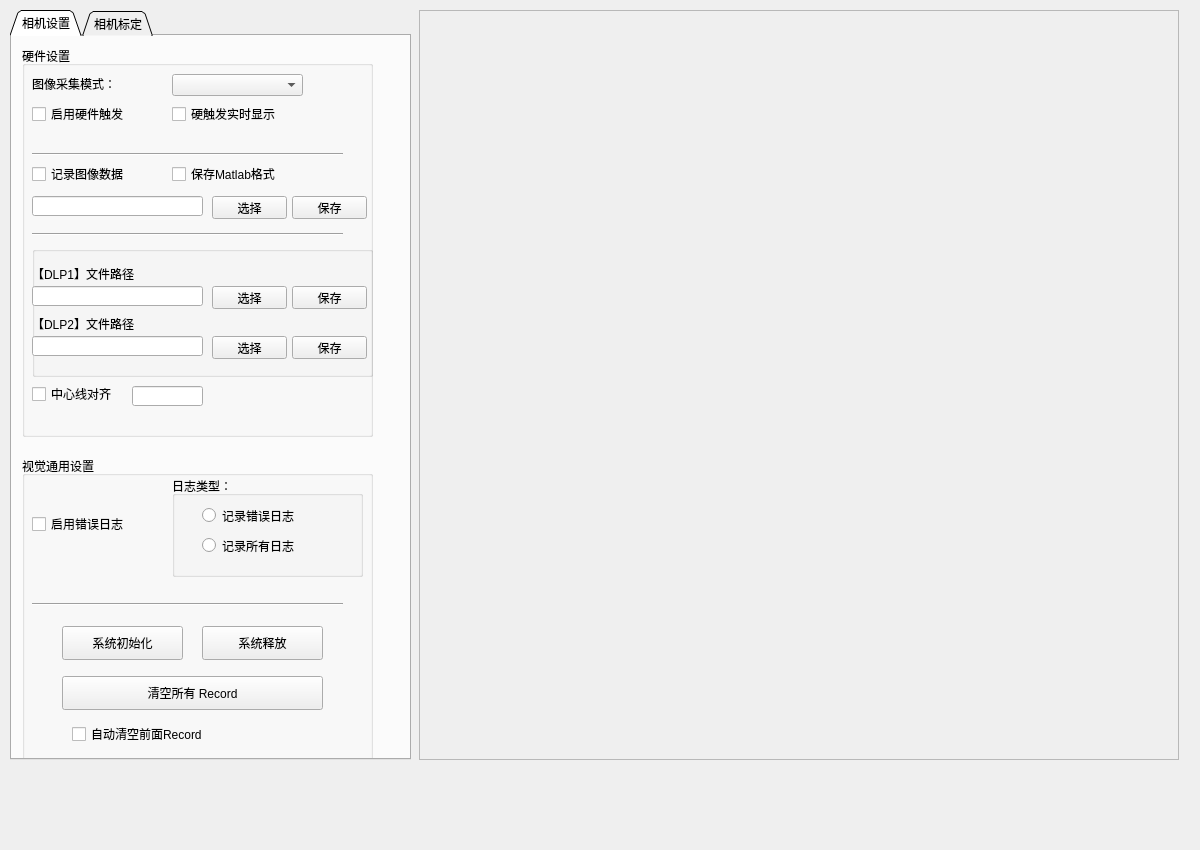
This is CarameModel/CameraSetting.ui in chuandongxu/AOI as Qt 5 draws it before an edit. The edited form follows.
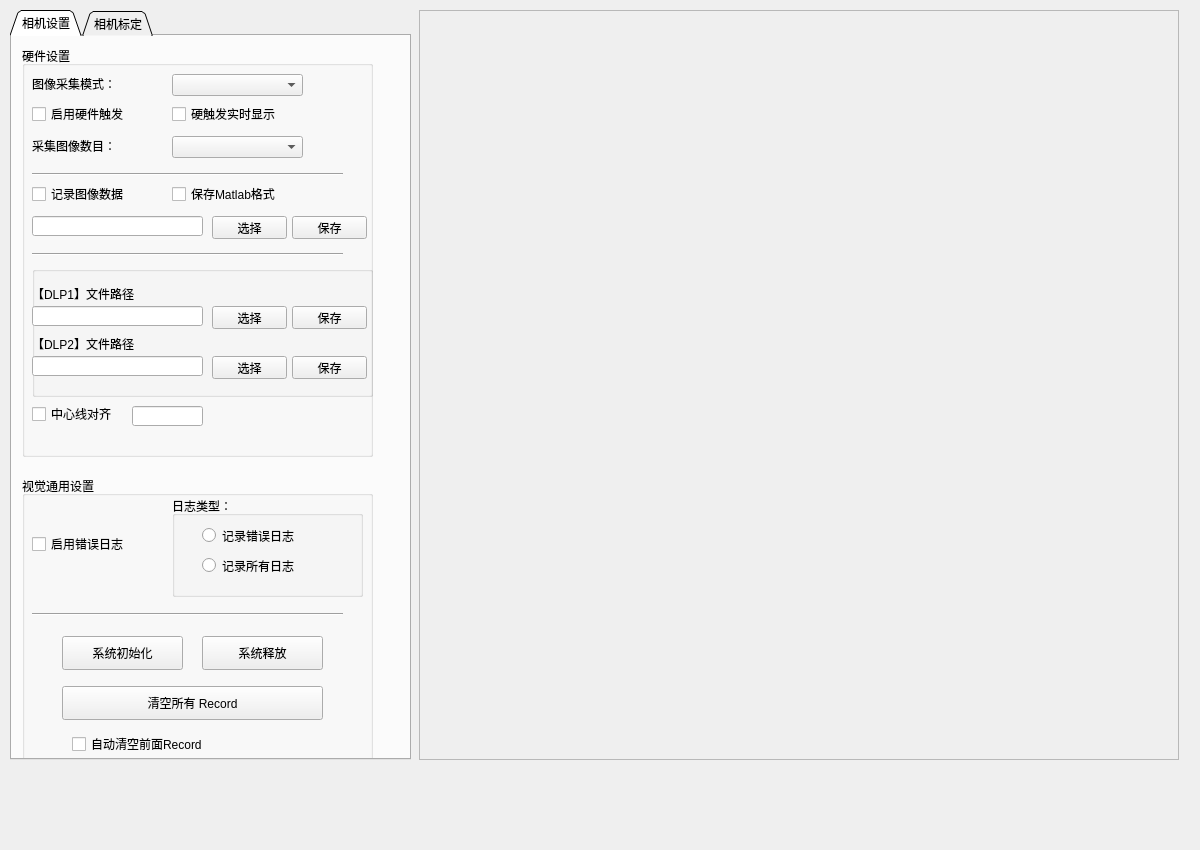
This is the edited form.

```diff
--- a/CarameModel/CameraSetting.ui
+++ b/CarameModel/CameraSetting.ui
@@ -41,7 +41,7 @@
        <x>10</x>
        <y>10</y>
        <width>351</width>
-       <height>391</height>
+       <height>411</height>
       </rect>
      </property>
      <property name="title">
@@ -64,7 +64,7 @@
       <property name="geometry">
        <rect>
         <x>10</x>
-        <y>150</y>
+        <y>170</y>
         <width>171</width>
         <height>20</height>
        </rect>
@@ -74,7 +74,7 @@
       <property name="geometry">
        <rect>
         <x>190</x>
-        <y>150</y>
+        <y>170</y>
         <width>75</width>
         <height>23</height>
        </rect>
@@ -87,7 +87,7 @@
       <property name="geometry">
        <rect>
         <x>270</x>
-        <y>150</y>
+        <y>170</y>
         <width>75</width>
         <height>23</height>
        </rect>
@@ -100,7 +100,7 @@
       <property name="geometry">
        <rect>
         <x>10</x>
-        <y>120</y>
+        <y>140</y>
         <width>121</width>
         <height>16</height>
        </rect>
@@ -126,7 +126,7 @@
       <property name="geometry">
        <rect>
         <x>150</x>
-        <y>120</y>
+        <y>140</y>
         <width>131</width>
         <height>16</height>
        </rect>
@@ -139,7 +139,7 @@
       <property name="geometry">
        <rect>
         <x>10</x>
-        <y>100</y>
+        <y>120</y>
         <width>311</width>
         <height>16</height>
        </rect>
@@ -175,7 +175,7 @@
       <property name="geometry">
        <rect>
         <x>10</x>
-        <y>340</y>
+        <y>360</y>
         <width>121</width>
         <height>16</height>
        </rect>
@@ -188,7 +188,7 @@
       <property name="geometry">
        <rect>
         <x>110</x>
-        <y>340</y>
+        <y>360</y>
         <width>71</width>
         <height>20</height>
        </rect>
@@ -198,20 +198,20 @@
       <property name="geometry">
        <rect>
         <x>10</x>
-        <y>180</y>
-        <width>311</width>
-        <height>16</height>
-       </rect>
-      </property>
-      <property name="orientation">
-       <enum>Qt::Horizontal</enum>
-      </property>
-     </widget>
-     <widget class="QGroupBox" name="groupBox_imgDLP">
-      <property name="geometry">
-       <rect>
-        <x>10</x>
         <y>200</y>
+        <width>311</width>
+        <height>16</height>
+       </rect>
+      </property>
+      <property name="orientation">
+       <enum>Qt::Horizontal</enum>
+      </property>
+     </widget>
+     <widget class="QGroupBox" name="groupBox_imgDLP">
+      <property name="geometry">
+       <rect>
+        <x>10</x>
+        <y>220</y>
         <width>341</width>
         <height>131</height>
        </rect>
@@ -318,14 +318,37 @@
        </property>
       </widget>
      </widget>
+     <widget class="QComboBox" name="comboBox_captureNumMode">
+      <property name="geometry">
+       <rect>
+        <x>150</x>
+        <y>90</y>
+        <width>131</width>
+        <height>22</height>
+       </rect>
+      </property>
+     </widget>
+     <widget class="QLabel" name="label_13">
+      <property name="geometry">
+       <rect>
+        <x>10</x>
+        <y>92</y>
+        <width>101</width>
+        <height>16</height>
+       </rect>
+      </property>
+      <property name="text">
+       <string>采集图像数目：</string>
+      </property>
+     </widget>
     </widget>
     <widget class="QGroupBox" name="groupBox_2">
      <property name="geometry">
       <rect>
        <x>10</x>
-       <y>420</y>
+       <y>440</y>
        <width>351</width>
-       <height>311</height>
+       <height>291</height>
       </rect>
      </property>
      <property name="title">
@@ -348,7 +371,7 @@
       <property name="geometry">
        <rect>
         <x>40</x>
-        <y>170</y>
+        <y>160</y>
         <width>121</width>
         <height>34</height>
        </rect>
@@ -361,7 +384,7 @@
       <property name="geometry">
        <rect>
         <x>180</x>
-        <y>170</y>
+        <y>160</y>
         <width>121</width>
         <height>34</height>
        </rect>
@@ -374,7 +397,7 @@
       <property name="geometry">
        <rect>
         <x>10</x>
-        <y>140</y>
+        <y>130</y>
         <width>311</width>
         <height>16</height>
        </rect>
@@ -387,7 +410,7 @@
       <property name="geometry">
        <rect>
         <x>40</x>
-        <y>220</y>
+        <y>210</y>
         <width>261</width>
         <height>34</height>
        </rect>
@@ -400,7 +423,7 @@
       <property name="geometry">
        <rect>
         <x>50</x>
-        <y>270</y>
+        <y>260</y>
         <width>171</width>
         <height>16</height>
        </rect>
```
